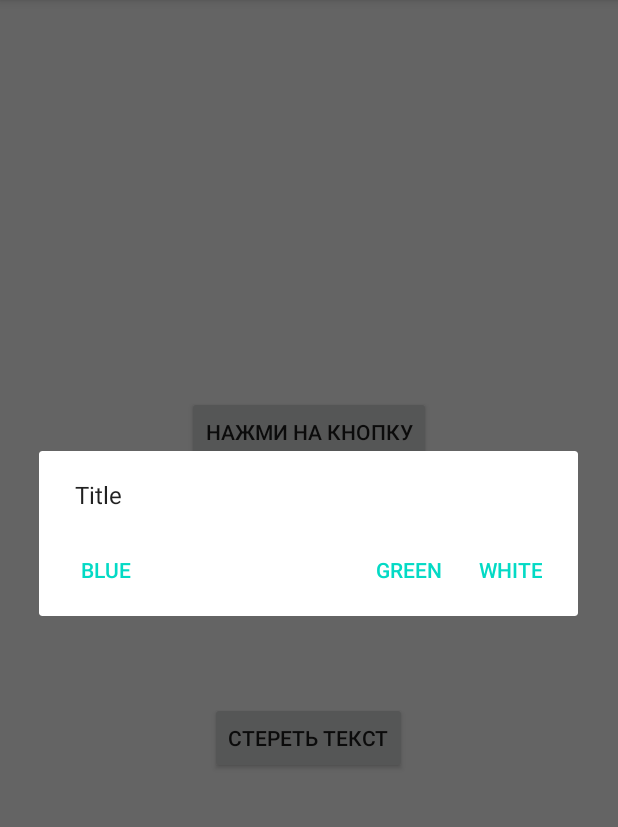
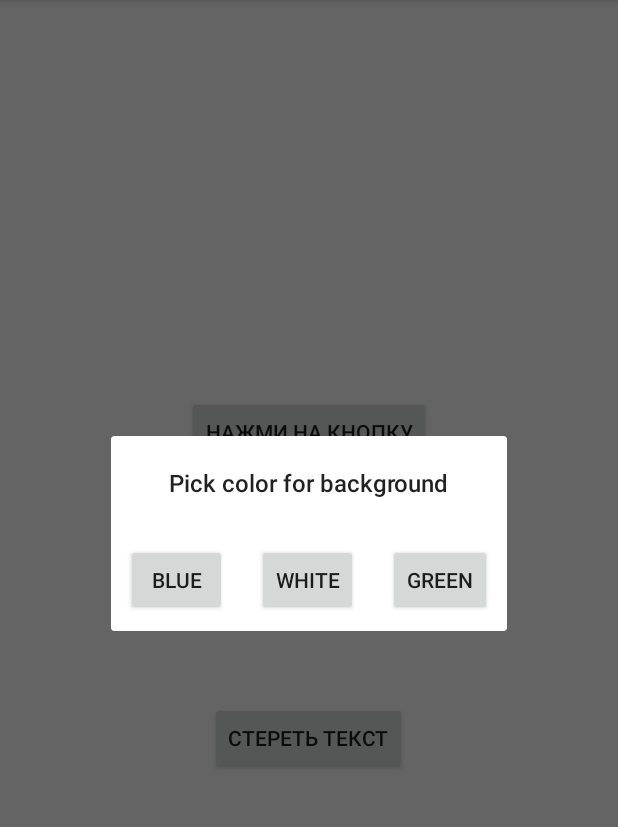
Before and after one commit to PotapovDmitriy/MyTestAndroidApplication, an Android app: the screen it shows after launch (MainActivity), in the options menu, after a tap on "Поменять цвет фона", on a phone screen of 412 x 824 dp, the part 84-911 px from its top. Run offline under Robolectric (Android 15) with nearby library versions, the phone set to English and light mode, and no system bars.

Commit message:
Исправлена ошибка, которая роняла приложение

```diff
--- a/app/src/main/java/com/example/mytestandroidapplication/ChangeBackgroundColorDialog.java
+++ b/app/src/main/java/com/example/mytestandroidapplication/ChangeBackgroundColorDialog.java
@@ -43,54 +43,35 @@ public class ChangeBackgroundColorDialog extends DialogFragment {
         }
     }
 
-    public Dialog onCreateDialog(Bundle savedInstanceState) {
-        AlertDialog.Builder builder = new AlertDialog.Builder(getActivity());
-        builder.setMessage("Title")
-                .setPositiveButton(R.string.white, new DialogInterface.OnClickListener() {
-                    public void onClick(DialogInterface dialog, int id) {
-                        mListener.onDialogWhiteClick(ChangeBackgroundColorDialog.this);
-                    }
-                })
-                .setNegativeButton(R.string.green, new DialogInterface.OnClickListener() {
-                    public void onClick(DialogInterface dialog, int id) {
-                        mListener.onDialogGreenClick(ChangeBackgroundColorDialog.this);
-                    }
-                })
-                .setNeutralButton(R.string.blue, new DialogInterface.OnClickListener() {
-                    public void onClick(DialogInterface dialog, int id) {
-                        mListener.onDialogBlueClick(ChangeBackgroundColorDialog.this);
-                    }
-                });
-        return builder.create();
+
+
+    @Override
+    public View onCreateView(LayoutInflater inflater, ViewGroup container,
+                             Bundle savedInstanceState) {
+        Objects.requireNonNull(getDialog()).setTitle("Title!");
+        View v = inflater.inflate(R.layout.change_background_color_dialog, null);
+        btnWhite = v.findViewById(R.id.btnWhite);
+        btnWhite.setOnClickListener(new View.OnClickListener() {
+            @Override
+            public void onClick(View v) {
+                mListener.onDialogWhiteClick(ChangeBackgroundColorDialog.this);
+            }
+        });
+        btnBlue = v.findViewById(R.id.btnBlue);
+        btnBlue.setOnClickListener(new View.OnClickListener() {
+            @Override
+            public void onClick(View v) {
+                mListener.onDialogBlueClick(ChangeBackgroundColorDialog.this);
+            }
+        });
+        btnGreen = v.findViewById(R.id.btnGreen);
+        btnGreen.setOnClickListener(new View.OnClickListener() {
+            @Override
+            public void onClick(View v) {
+                mListener.onDialogGreenClick(ChangeBackgroundColorDialog.this);
+            }
+        });
+        return v;
     }
 
-//    @Override
-//    public View onCreateView(LayoutInflater inflater, ViewGroup container,
-//                             Bundle savedInstanceState) {
-//        Objects.requireNonNull(getDialog()).setTitle("Title!");
-//        View v = inflater.inflate(R.layout.change_background_color_dialog, null);
-//        btnWhite = v.findViewById(R.id.btnWhite);
-//        btnWhite.setOnClickListener(new View.OnClickListener() {
-//            @Override
-//            public void onClick(View v) {
-//                mListener.onDialogWhiteClick(ChangeBackgroundColorDialog.this);
-//            }
-//        });
-//        btnBlue = v.findViewById(R.id.btnBlue);
-//        btnBlue.setOnClickListener(new View.OnClickListener() {
-//            @Override
-//            public void onClick(View v) {
-//                mListener.onDialogBlueClick(ChangeBackgroundColorDialog.this);
-//            }
-//        });
-//        btnGreen = v.findViewById(R.id.btnGreen);
-//        btnGreen.setOnClickListener(new View.OnClickListener() {
-//            @Override
-//            public void onClick(View v) {
-//                mListener.onDialogGreenClick(ChangeBackgroundColorDialog.this);
-//            }
-//        });
-//        return v;
-//    }
-
 }
--- a/app/src/main/java/com/example/mytestandroidapplication/MainActivity.java
+++ b/app/src/main/java/com/example/mytestandroidapplication/MainActivity.java
@@ -19,7 +19,7 @@ import androidx.fragment.app.DialogFragment;
 
 public class MainActivity extends AppCompatActivity implements ChangeBackgroundColorDialog.ChangeBackgroundColorDialogListener {
 
-    View myView = findViewById(R.id.container);
+
 
     @Override
     protected void onCreate(Bundle savedInstanceState) {
@@ -68,18 +68,21 @@ public class MainActivity extends AppCompatActivity implements ChangeBackgroundC
     @SuppressLint("ResourceAsColor")
     @Override
     public void onDialogWhiteClick(DialogFragment dialog) {
+        View myView = findViewById(R.id.container);
         myView.setBackgroundColor(R.color.white);
     }
 
     @SuppressLint("ResourceAsColor")
     @Override
     public void onDialogBlueClick(DialogFragment dialog) {
+        View myView = findViewById(R.id.container);
         myView.setBackgroundColor(R.color.blue);
     }
 
     @SuppressLint("ResourceAsColor")
     @Override
     public void onDialogGreenClick(DialogFragment dialog) {
+        View myView = findViewById(R.id.container);
         myView.setBackgroundColor(R.color.green);
     }
 }
--- a/app/src/main/res/layout/change_background_color_dialog.xml
+++ b/app/src/main/res/layout/change_background_color_dialog.xml
@@ -26,20 +26,22 @@
 
         <Button
             android:id="@+id/btnBlue"
-            android:layout_width="wrap_content"
+
+            android:layout_width="67dp"
             android:layout_height="wrap_content"
             android:layout_margin="10dp"
             android:text="@string/blue" />
 
         <Button
             android:id="@+id/btnWhite"
-            android:layout_width="wrap_content"
+            android:layout_width="67dp"
             android:layout_height="wrap_content"
             android:layout_margin="10dp"
             android:text="@string/white" />
+
         <Button
             android:id="@+id/btnGreen"
-            android:layout_width="wrap_content"
+            android:layout_width="69dp"
             android:layout_height="wrap_content"
             android:layout_margin="10dp"
             android:text="@string/green" />
```
